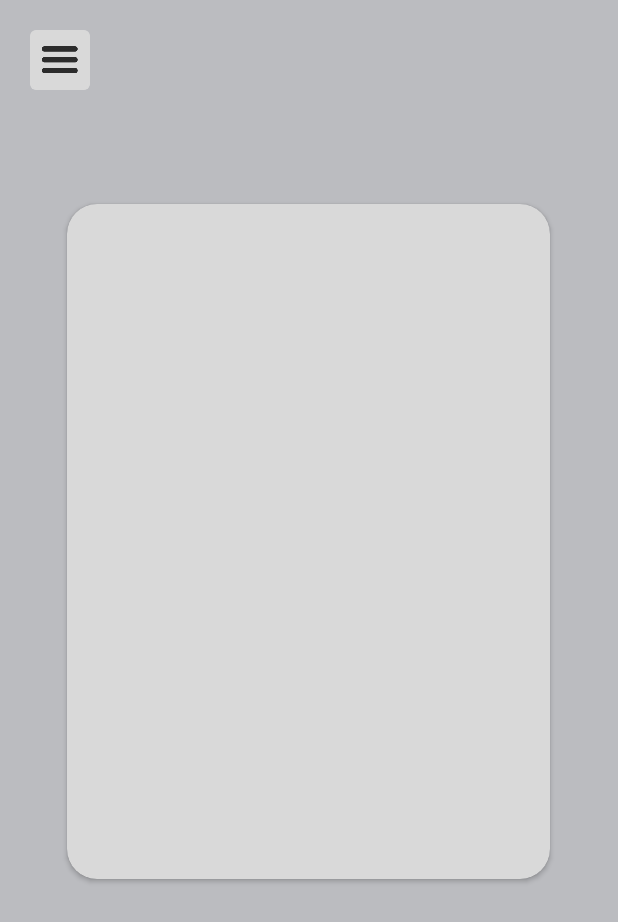
After one commit to PiotrNakonowski/WhizzApp, an Android app: the layout activity_homepage.xml on its own in the app's theme, with its tools: preview values and no code run, on a phone screen of 412 x 824 dp. The commit adds this screen. Shown: the top 922 px of the screen. Run offline under Robolectric (Android 15) with nearby library versions, the phone set to English and light mode, and no system bars.

Commit message:
12. Utworzenie menu nawigacyjnego aplikacji mobilnej.

```diff
--- a/MobileApp/app/src/main/AndroidManifest.xml
+++ b/MobileApp/app/src/main/AndroidManifest.xml
@@ -27,6 +27,9 @@
             android:name=".Registration"
             android:exported="false" />
 
+        <activity android:name=".Homepage"
+            android:exported="false" />
+
         <meta-data
             android:name="preloaded_fonts"
             android:resource="@array/preloaded_fonts" />
--- a/MobileApp/app/src/main/java/com/example/whizzapp/MainActivity.java
+++ b/MobileApp/app/src/main/java/com/example/whizzapp/MainActivity.java
@@ -39,7 +39,7 @@ public class MainActivity extends AppCompatActivity {
         //LOGOWANIE AUTOMATYCZNE JEZELI UZYTKOWNIK JEST ZALOGOWANY
 
         if (mAuth.getCurrentUser() != null && mAuth.getCurrentUser().isEmailVerified()) {
-            startActivity(new Intent(getApplicationContext(), MainActivity.class)); //TUTAJ ZMIENIC NA STRONE GLOWNA
+            startActivity(new Intent(getApplicationContext(), Homepage.class)); //TUTAJ ZMIENIC NA STRONE GLOWNA
             finish();
             return;
         }
--- /dev/null
+++ b/MobileApp/app/src/main/res/layout/activity_homepage.xml
@@ -0,0 +1,250 @@
+<?xml version="1.0" encoding="utf-8"?>
+<androidx.drawerlayout.widget.DrawerLayout
+    xmlns:android="http://schemas.android.com/apk/res/android"
+    xmlns:app="http://schemas.android.com/apk/res-auto"
+    xmlns:tools="http://schemas.android.com/tools"
+    android:id="@+id/drawerLayout"
+    android:layout_width="match_parent"
+    android:layout_height="match_parent"
+    android:background="@color/primary_background"
+    tools:context=".Homepage">
+
+    <FrameLayout
+        android:id="@+id/mainContent"
+        android:layout_width="match_parent"
+        android:layout_height="match_parent">
+
+        <com.google.android.material.card.MaterialCardView
+            android:id="@+id/nav_button"
+            android:layout_width="40dp"
+            android:layout_height="40dp"
+            android:layout_marginTop="20dp"
+            android:layout_marginStart="20dp"
+            android:layout_gravity="start"
+            android:clickable="true"
+            android:focusable="true"
+            app:cardBackgroundColor="@color/secondary_background"
+            app:cardCornerRadius="4dp"
+            app:strokeColor="@color/secondary_background">
+
+            <ImageView
+                android:id="@+id/hamburgerIcon"
+                android:layout_width="wrap_content"
+                android:layout_height="wrap_content"
+                android:src="@drawable/burger_bar_black"
+                android:layout_gravity="center"/>
+
+        </com.google.android.material.card.MaterialCardView>
+
+        <androidx.cardview.widget.CardView
+            android:id="@+id/loginCardView"
+            android:layout_width="322dp"
+            android:layout_height="450dp"
+            android:layout_marginStart="16dp"
+            android:layout_marginTop="136dp"
+            android:layout_marginEnd="16dp"
+            android:layout_gravity="center_horizontal"
+            app:cardBackgroundColor="@color/secondary_background"
+            app:cardCornerRadius="20dp"
+            app:layout_constraintEnd_toEndOf="parent"
+            app:layout_constraintHorizontal_bias="0.491"
+            app:layout_constraintStart_toStartOf="parent"
+            app:layout_constraintTop_toTopOf="parent">
+
+            <TextView
+                android:id="@+id/welcome_message"
+                android:layout_width="wrap_content"
+                android:layout_height="wrap_content"
+                android:layout_gravity="center_horizontal"
+                android:layout_marginTop="25dp"
+                android:fontFamily="@font/open_sans"
+                android:textColor="#000000"
+                android:textSize="24sp" />
+
+
+        </androidx.cardview.widget.CardView>
+
+    </FrameLayout>
+
+    <com.google.android.material.navigation.NavigationView
+        android:id="@+id/navigationView"
+        android:layout_width="242dp"
+        android:layout_height="match_parent"
+        android:layout_gravity="start"
+        android:background="@color/white"
+        app:itemTextAppearance="@style/NavigationMenuStyle"
+        app:itemTextColor="@color/primary">
+
+        <com.google.android.material.card.MaterialCardView
+            android:id="@+id/navButtonClose"
+            android:layout_width="40dp"
+            android:layout_height="40dp"
+            android:layout_marginTop="20dp"
+            android:layout_marginStart="20dp"
+            android:layout_gravity="start"
+            android:clickable="true"
+            android:focusable="true"
+            app:cardBackgroundColor="@color/secondary_background"
+            app:cardCornerRadius="4dp"
+            app:strokeColor="@color/secondary_background">
+
+            <ImageView
+                android:id="@+id/closeIcon"
+                android:layout_width="wrap_content"
+                android:layout_height="wrap_content"
+                android:src="@drawable/close"
+                android:layout_gravity="center"/>
+
+        </com.google.android.material.card.MaterialCardView>
+
+        <com.google.android.material.card.MaterialCardView
+            android:id="@+id/homeButton"
+            android:layout_width="139dp"
+            android:layout_height="36dp"
+            android:layout_gravity="center_horizontal"
+            android:layout_marginTop="100dp"
+            android:clickable="true"
+            android:focusable="true"
+            android:padding="16dp"
+            app:cardBackgroundColor="@color/white"
+            app:strokeColor="@color/white"
+            app:cardCornerRadius="4dp">
+
+            <TextView
+                android:layout_width="wrap_content"
+                android:layout_height="wrap_content"
+                android:layout_gravity="center"
+                android:fontFamily="@font/open_sans_bold"
+                android:text="Home"
+                android:textColor="@color/primary"
+                android:textSize="18sp" />
+        </com.google.android.material.card.MaterialCardView>
+
+        <com.google.android.material.card.MaterialCardView
+            android:id="@+id/schoolScheduleButton"
+            android:layout_width="139dp"
+            android:layout_height="36dp"
+            android:layout_gravity="center_horizontal"
+            android:layout_marginTop="150dp"
+            android:clickable="true"
+            android:focusable="true"
+            android:padding="16dp"
+            app:cardBackgroundColor="@color/white"
+            app:strokeColor="@color/white"
+            app:cardCornerRadius="4dp">
+
+            <TextView
+                android:layout_width="wrap_content"
+                android:layout_height="wrap_content"
+                android:layout_gravity="center"
+                android:fontFamily="@font/open_sans_bold"
+                android:text="Plan lekcji"
+                android:textColor="@color/primary"
+                android:textSize="18sp" />
+        </com.google.android.material.card.MaterialCardView>
+
+        <com.google.android.material.card.MaterialCardView
+            android:id="@+id/mapButton"
+            android:layout_width="139dp"
+            android:layout_height="36dp"
+            android:layout_gravity="center_horizontal"
+            android:layout_marginTop="200dp"
+            android:clickable="true"
+            android:focusable="true"
+            android:padding="16dp"
+            app:cardBackgroundColor="@color/white"
+            app:strokeColor="@color/white"
+            app:cardCornerRadius="4dp">
+
+            <TextView
+                android:layout_width="wrap_content"
+                android:layout_height="wrap_content"
+                android:layout_gravity="center"
+                android:fontFamily="@font/open_sans_bold"
+                android:text="Mapa"
+                android:textColor="@color/primary"
+                android:textSize="18sp" />
+        </com.google.android.material.card.MaterialCardView>
+
+        <com.google.android.material.card.MaterialCardView
+            android:id="@+id/todoButton"
+            android:layout_width="139dp"
+            android:layout_height="36dp"
+            android:layout_gravity="center_horizontal"
+            android:layout_marginTop="250dp"
+            android:clickable="true"
+            android:focusable="true"
+            android:padding="16dp"
+            app:cardBackgroundColor="@color/white"
+            app:strokeColor="@color/white"
+            app:cardCornerRadius="4dp">
+
+            <TextView
+                android:layout_width="wrap_content"
+                android:layout_height="wrap_content"
+                android:layout_gravity="center"
+                android:fontFamily="@font/open_sans_bold"
+                android:text="Lista TO-DO"
+                android:textColor="@color/primary"
+                android:textSize="18sp" />
+        </com.google.android.material.card.MaterialCardView>
+
+        <com.google.android.material.card.MaterialCardView
+            android:id="@+id/eventsButton"
+            android:layout_width="139dp"
+            android:layout_height="36dp"
+            android:layout_gravity="center_horizontal"
+            android:layout_marginTop="300dp"
+            android:clickable="true"
+            android:focusable="true"
+            android:padding="16dp"
+            app:cardBackgroundColor="@color/white"
+            app:strokeColor="@color/white"
+            app:cardCornerRadius="4dp">
+
+            <TextView
+                android:layout_width="wrap_content"
+                android:layout_height="wrap_content"
+                android:layout_gravity="center"
+                android:fontFamily="@font/open_sans_bold"
+                android:text="Wydarzenia"
+                android:textColor="@color/primary"
+                android:textSize="18sp" />
+        </com.google.android.material.card.MaterialCardView>
+
+        <ImageView
+            android:id="@+id/logoutIcon"
+            android:layout_width="35dp"
+            android:layout_height="35dp"
+            android:src="@drawable/logout"
+            android:layout_gravity="bottom"
+            android:layout_marginBottom="10dp"
+            android:layout_marginStart="20dp"/>
+
+        <com.google.android.material.card.MaterialCardView
+            android:id="@+id/helpButton"
+            android:layout_width="139dp"
+            android:layout_height="36dp"
+            android:layout_gravity="bottom|end"
+            android:layout_marginBottom="10dp"
+            android:clickable="true"
+            android:focusable="true"
+            android:padding="16dp"
+            android:layout_marginEnd="-20dp"
+            app:cardBackgroundColor="@color/white"
+            app:strokeColor="@color/white"
+            app:cardCornerRadius="4dp">
+
+            <TextView
+                android:layout_width="wrap_content"
+                android:layout_height="wrap_content"
+                android:layout_gravity="center"
+                android:fontFamily="@font/open_sans_bold"
+                android:text="Pomoc"
+                android:textColor="@color/primary"
+                android:textSize="18sp" />
+        </com.google.android.material.card.MaterialCardView>
+
+    </com.google.android.material.navigation.NavigationView>
+
+</androidx.drawerlayout.widget.DrawerLayout>
```
Also changed, not shown: MobileApp/app/src/main/java/com/example/whizzapp/Homepage.java (added, +197 -0 lines).
